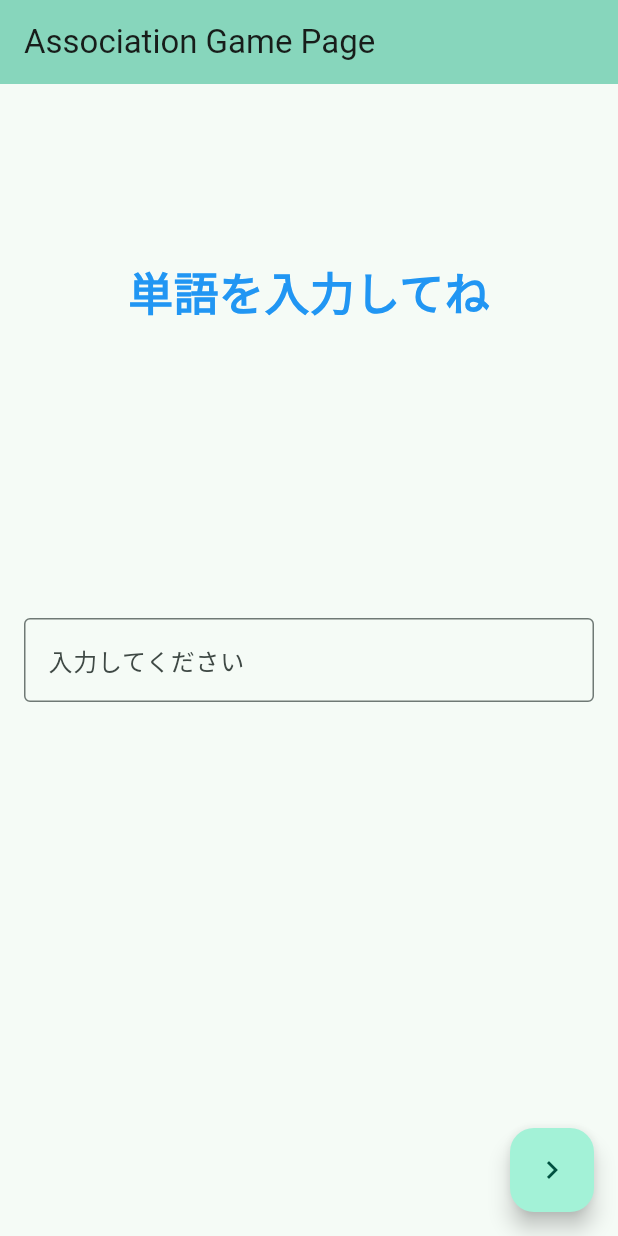
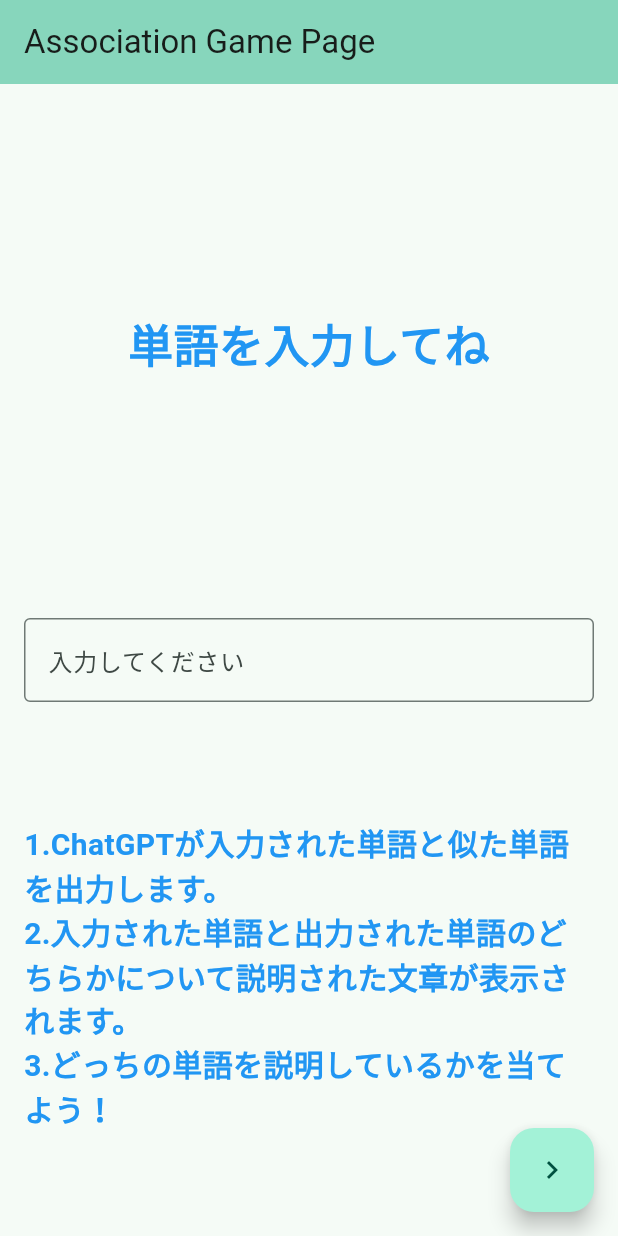
Before and after one commit to Elise3993/GPT_quiz_game, a Flutter app: the screen it shows after launch, on a phone screen of 412 x 824 dp. Run offline on Flutter 3.47's test engine with Material 2 defaults, Android fonts, the phone set to English and light mode, and no system bars; statements that could not run were skipped.

```diff
--- a/lib/main.dart
+++ b/lib/main.dart
@@ -27,7 +27,6 @@ class MyApp extends StatelessWidget {
   }
 }
 
-//多分変数とか受け取って入れておくとこ全部finalをつけるらしい
 //継承したクラスでwiget.(変数名)で取り出せる
 class MyHomePage extends StatefulWidget {
   const MyHomePage({super.key, required this.title});
@@ -60,7 +59,7 @@ class _MyHomePageState extends State<MyHomePage> {
           children: <Widget>[
             const Expanded(
               //Expandedは余白の割り当てみたいなやつ
-              flex: 1, //ぜんぶのExpandでflex:flex:flexの比率で割り当てられる
+              flex: 3, //ぜんぶのExpandでflex:flex:flexの比率で割り当てられる
               child: Center(
                 //ここでは１：１：１
                 child: Text(
@@ -92,7 +91,18 @@ class _MyHomePageState extends State<MyHomePage> {
                 ),
               ),
             ),
-            const Expanded(flex: 1, child: SizedBox(height: 16)),
+            const Expanded(
+              flex: 3,
+              child: Center(
+                child: Text(
+                  '1.ChatGPTが入力された単語と似た単語を出力します。\n2.入力された単語と出力された単語のどちらかについて説明された文章が表示されます。\n3.どっちの単語を説明しているかを当てよう！',
+                  style: TextStyle(
+                      fontSize: 20,
+                      fontWeight: FontWeight.bold,
+                      color: Colors.blue),
+                ),
+              ),
+            ),
           ],
         ),
       ),
@@ -261,21 +271,22 @@ Only One Output is Need
     var random = math.Random();
 
     String ansText = "";
-    if (random.nextBool())
+    if (random.nextBool()) {
       ansText = inputText;
-    else
+    } else {
       ansText = outputText;
+    }
 
     return ansText;
   }
 
   // 「出力:"OOO"」の形式で渡されるデータを
   // OOOだけ切り取って返却
-  String substrKeyWord(String outputText){
+  String substrKeyWord(String outputText) {
     int left = outputText.indexOf('"');
     int right = outputText.lastIndexOf('"');
 
-    String res = outputText.substring(left+1,right);
+    String res = outputText.substring(left + 1, right);
     print(res);
     return res;
   }
```
Also changed, not shown: lib/gamepage.dart (+12 -52 lines).
